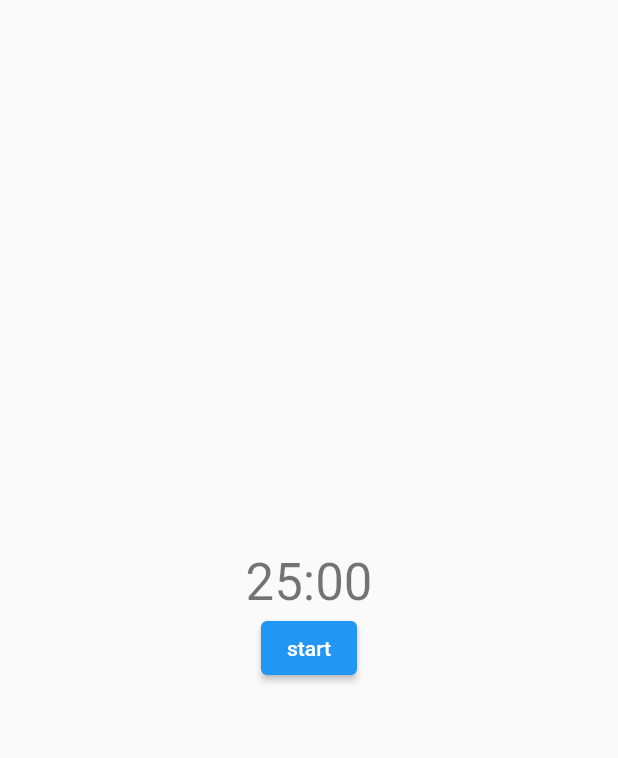
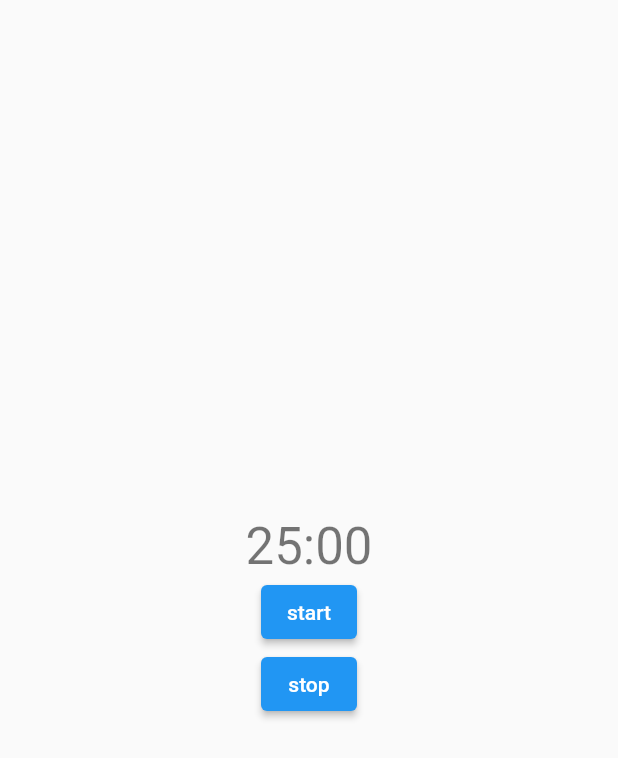
Before and after one commit to reiya0104/flutter_pomodoro, a Flutter app: the screen it shows after launch, on a phone screen of 412 x 824 dp. Shown: the top 758 px of the screen. Run offline on Flutter 3.47's test engine with Material 2 defaults, Android fonts, the phone set to English and light mode, and no system bars.

Commit message:
feat: stop ボタンを配置

```diff
--- a/lib/main.dart
+++ b/lib/main.dart
@@ -1,6 +1,7 @@
 import 'package:flutter/material.dart';
 import 'package:flutter_pomodoro/widgets/clock.dart';
 import 'package:flutter_pomodoro/widgets/start_button.dart';
+import 'package:flutter_pomodoro/widgets/stop_button.dart';
 
 void main() {
   runApp(const FlutterPomodoroApp());
@@ -39,6 +40,7 @@ class _AppPageState extends State<AppPage> {
           children: const <Widget>[
             Clock(),
             StartButton(),
+            StopButton(),
           ],
         ),
       ),
```
Also changed, not shown: 1 other file.
